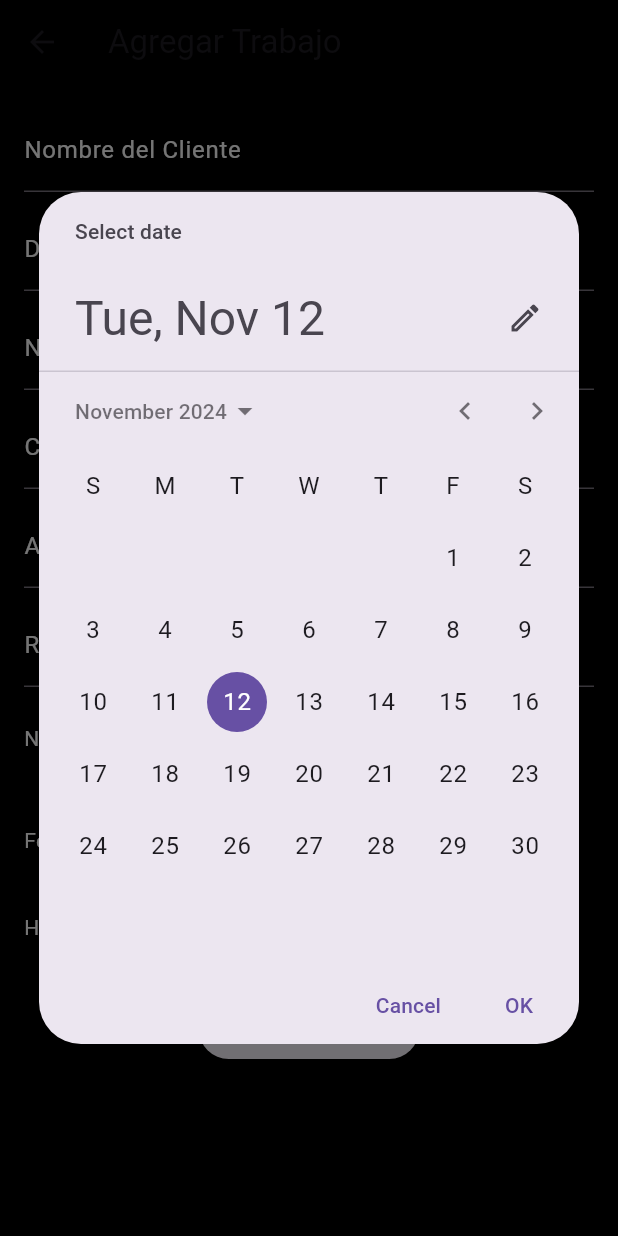
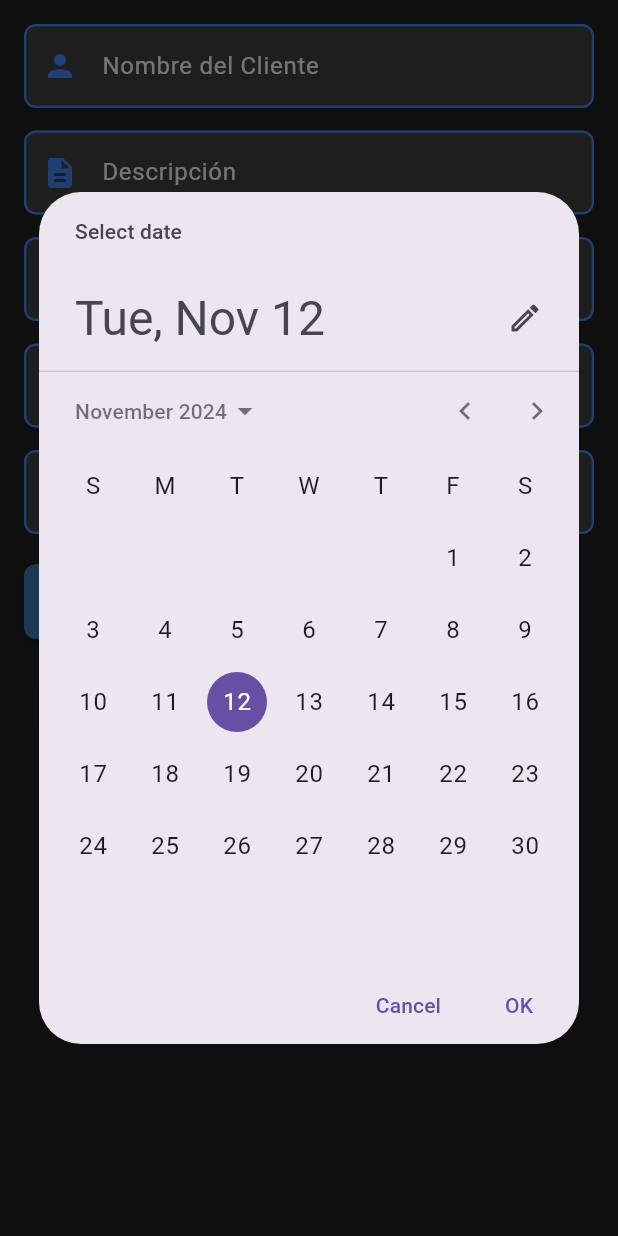
Before and after one commit to arlettearenas/watchwiz, a Flutter app: the AddEventScreen screen opened directly, after a tap on "Seleccionar fecha", on a phone screen of 412 x 824 dp. Run offline on Flutter 3.47's test engine with Material 3 defaults, Android fonts, the phone set to English and light mode, and no system bars; our stand-ins replace cloud_firestore, firebase_auth, firebase_core, image_picker, permission_handler, table_calendar; accounts and stored records are empty.

Commit message:
Arreglado estilos

```diff
--- a/lib/Login_Signup/Screen/add_event.dart
+++ b/lib/Login_Signup/Screen/add_event.dart
@@ -1,10 +1,9 @@
-import 'dart:io';
+// add_event_screen.dart
+import 'package:flutter/material.dart';
+import 'package:intl/intl.dart';
 
-import 'package:cloud_firestore/cloud_firestore.dart';
-import 'package:flutter/material.dart';
-import 'package:image_picker/image_picker.dart';
-import 'package:intl/intl.dart';
-import 'package:permission_handler/permission_handler.dart';
+import 'add_event_controller.dart';
+import 'add_event_styles.dart';
 
 class AddEventScreen extends StatefulWidget {
   const AddEventScreen({super.key});
@@ -14,185 +13,51 @@ class AddEventScreen extends StatefulWidget {
 }
 
 class _AddEventScreenState extends State<AddEventScreen> {
-  final TextEditingController _clientNameController = TextEditingController();
-  final TextEditingController _descriptionController = TextEditingController();
-  final TextEditingController _phoneNumberController = TextEditingController();
-  final TextEditingController _serviceCostController = TextEditingController();
-  final TextEditingController _advanceController = TextEditingController();
-  final TextEditingController _remainingController = TextEditingController();
-
-  File? _selectedImage;
-  DateTime? _selectedDate;
-  TimeOfDay? _selectedTime;
-
-  // Método para seleccionar la fecha
-  Future<void> _selectDate(BuildContext context) async {
-    final DateTime? picked = await showDatePicker(
-      context: context,
-      initialDate: DateTime.now(),
-      firstDate: DateTime(2020),
-      lastDate: DateTime(2030),
-    );
-    if (picked != null && picked != _selectedDate) {
-      setState(() {
-        _selectedDate = picked;
-      });
-    }
-  }
-
-  // Método para seleccionar la hora
-  Future<void> _selectTime(BuildContext context) async {
-    final TimeOfDay? picked = await showTimePicker(
-      context: context,
-      initialTime: TimeOfDay.now(),
-    );
-    if (picked != null && picked != _selectedTime) {
-      setState(() {
-        _selectedTime = picked;
-      });
-    }
-  }
-
-  // Método para seleccionar una imagen desde la galería
-  Future<void> _pickImage() async {
-    final picker = ImagePicker();
-    final pickedFile = await picker.pickImage(source: ImageSource.gallery);
-
-    if (pickedFile != null) {
-      setState(() {
-        _selectedImage = File(pickedFile.path);
-      });
-    } else {
-      // Opcional: Mostrar mensaje si no se seleccionó ninguna imagen
-      print('No se seleccionó ninguna imagen');
-    }
-  }
+  final AddEventController _controller = AddEventController();
 
   @override
   void initState() {
     super.initState();
-    _requestStoragePermission();
-  }
-
-  Future<void> _requestStoragePermission() async {
-    await Permission.photos.request();
-    await Permission.storage.request();
-  }
-
-  // Método para guardar el evento en Firestore
-  Future<void> _saveEvent() async {
-    if (_clientNameController.text.isEmpty || _selectedDate == null) {
-      ScaffoldMessenger.of(context).showSnackBar(
-        const SnackBar(
-            content: Text('El nombre del cliente y la fecha son obligatorios')),
-      );
-      return;
-    }
-
-    String formattedDate = DateFormat('yyyy-MM-dd').format(_selectedDate!);
-    String formattedTime = _selectedTime != null
-        ? _selectedTime!.format(context)
-        : 'Hora no especificada';
-
-    await FirebaseFirestore.instance.collection('trabajos').add({
-      'client_name': _clientNameController.text,
-      'description': _descriptionController.text,
-      'phone_number': _phoneNumberController.text,
-      'service_cost': int.tryParse(_serviceCostController.text) ?? 0,
-      'advance': int.tryParse(_advanceController.text) ?? 0,
-      'remaining': int.tryParse(_remainingController.text) ?? 0,
-      'photo_path':
-          _selectedImage?.path ?? '', // Ruta de la imagen en el dispositivo
-      'date': formattedDate,
-      'time': formattedTime,
-    });
-
-    Navigator.pop(context);
+    _controller.requestStoragePermission();
   }
 
   @override
   Widget build(BuildContext context) {
     return Scaffold(
-      appBar: AppBar(
-        title: const Text('Agregar Trabajo'),
-        backgroundColor: Colors.black,
-      ),
-      backgroundColor: Colors.black,
+      backgroundColor: darkBackground,
       body: Padding(
         padding: const EdgeInsets.all(16.0),
         child: SingleChildScrollView(
           child: Column(
             crossAxisAlignment: CrossAxisAlignment.start,
             children: [
-              TextField(
-                controller: _clientNameController,
-                decoration: const InputDecoration(
-                  labelText: 'Nombre del Cliente',
-                  labelStyle: TextStyle(color: Colors.white),
-                ),
-                style: const TextStyle(color: Colors.white),
-              ),
-              const SizedBox(height: 10),
-              TextField(
-                controller: _descriptionController,
-                decoration: const InputDecoration(
-                  labelText: 'Descripción',
-                  labelStyle: TextStyle(color: Colors.white),
-                ),
-                style: const TextStyle(color: Colors.white),
-              ),
-              const SizedBox(height: 10),
-              TextField(
-                controller: _phoneNumberController,
-                decoration: const InputDecoration(
-                  labelText: 'Número de Teléfono',
-                  labelStyle: TextStyle(color: Colors.white),
-                ),
-                style: const TextStyle(color: Colors.white),
-              ),
-              const SizedBox(height: 10),
-              TextField(
-                controller: _serviceCostController,
-                decoration: const InputDecoration(
-                  labelText: 'Costo del Servicio',
-                  labelStyle: TextStyle(color: Colors.white),
-                ),
-                style: const TextStyle(color: Colors.white),
-                keyboardType: TextInputType.number,
-              ),
-              const SizedBox(height: 10),
-              TextField(
-                controller: _advanceController,
-                decoration: const InputDecoration(
-                  labelText: 'Adelanto',
-                  labelStyle: TextStyle(color: Colors.white),
-                ),
-                style: const TextStyle(color: Colors.white),
-                keyboardType: TextInputType.number,
-              ),
-              const SizedBox(height: 10),
-              TextField(
-                controller: _remainingController,
-                decoration: const InputDecoration(
-                  labelText: 'Restante',
-                  labelStyle: TextStyle(color: Colors.white),
-                ),
-                style: const TextStyle(color: Colors.white),
-                keyboardType: TextInputType.number,
-              ),
-              const SizedBox(height: 10),
+              _buildTextField(_controller.clientNameController,
+                  'Nombre del Cliente', Icons.person),
+              const SizedBox(height: 15),
+              _buildTextField(_controller.descriptionController, 'Descripción',
+                  Icons.description),
+              const SizedBox(height: 15),
+              _buildTextField(_controller.phoneNumberController,
+                  'Número de Teléfono', Icons.phone, TextInputType.phone),
+              const SizedBox(height: 15),
+              _buildTextField(
+                  _controller.serviceCostController,
+                  'Costo del Servicio',
+                  Icons.monetization_on,
+                  TextInputType.number),
+              const SizedBox(height: 15),
+              _buildTextField(_controller.advanceController, 'Adelanto',
+                  Icons.payment, TextInputType.number),
+              const SizedBox(height: 20),
               Row(
                 children: [
-                  _selectedImage != null
-                      ? Image.file(_selectedImage!, width: 100, height: 100)
-                      : const Text(
-                          'No se ha seleccionado',
-                          style: TextStyle(color: Colors.white),
-                        ),
-                  const SizedBox(width: 10),
                   ElevatedButton(
-                    onPressed: _pickImage,
-                    child: const Text('Galería'),
+                    onPressed: () async {
+                      await _controller.pickImage();
+                      setState(() {}); // Actualiza la imagen seleccionada
+                    },
+                    style: elevatedButtonStyle,
+                    child: const Icon(Icons.image, size: 50),
                   ),
                 ],
               ),
@@ -200,39 +65,29 @@ class _AddEventScreenState extends State<AddEventScreen> {
               Row(
                 children: [
                   Text(
-                    _selectedDate == null
-                        ? 'Fecha no seleccionada'
-                        : 'Fecha: ${DateFormat('yyyy-MM-dd').format(_selectedDate!)}',
-                    style: const TextStyle(color: Colors.white),
+                    _controller.selectedDate == null
+                        ? ''
+                        : DateFormat('yyyy-MM-dd')
+                            .format(_controller.selectedDate!),
+                    style: const TextStyle(color: Colors.white, fontSize: 16),
                   ),
                   const SizedBox(width: 10),
                   ElevatedButton(
-                    onPressed: () => _selectDate(context),
+                    onPressed: () async {
+                      await _controller.selectDate(context);
+                      setState(() {}); // Actualiza la fecha seleccionada
+                    },
+                    style: elevatedButtonStyle,
                     child: const Text('Seleccionar fecha'),
-                  ),
-                ],
-              ),
-              const SizedBox(height: 10),
-              Row(
-                children: [
-                  Text(
-                    _selectedTime == null
-                        ? 'Hora no seleccionada'
-                        : 'Hora: ${_selectedTime!.format(context)}',
-                    style: const TextStyle(color: Colors.white),
-                  ),
-                  const SizedBox(width: 10),
-                  ElevatedButton(
-                    onPressed: () => _selectTime(context),
-                    child: const Text('Seleccionar hora'),
                   ),
                 ],
               ),
               const SizedBox(height: 20),
               Center(
                 child: ElevatedButton(
-                  onPressed: _saveEvent,
-                  child: const Text('Guardar trabajo'),
+                  onPressed: () => _controller.saveEvent(context),
+                  style: elevatedButtonStyle,
+                  child: const Text('Crear'),
                 ),
               ),
             ],
@@ -241,4 +96,19 @@ class _AddEventScreenState extends State<AddEventScreen> {
       ),
     );
   }
+
+  // Widget para construir campos de texto personalizados
+  Widget _buildTextField(
+    TextEditingController controller,
+    String label,
+    IconData icon, [
+    TextInputType keyboardType = TextInputType.text,
+  ]) {
+    return TextField(
+      controller: controller,
+      keyboardType: keyboardType,
+      style: const TextStyle(color: Colors.white),
+      decoration: textFieldDecoration(label, icon),
+    );
+  }
 }
--- /dev/null
+++ b/lib/Login_Signup/Screen/add_event_controller.dart
@@ -0,0 +1,74 @@
+import 'dart:io';
+
+import 'package:cloud_firestore/cloud_firestore.dart';
+import 'package:flutter/material.dart';
+import 'package:image_picker/image_picker.dart';
+import 'package:intl/intl.dart';
+import 'package:permission_handler/permission_handler.dart';
+
+class AddEventController {
+  final TextEditingController clientNameController = TextEditingController();
+  final TextEditingController descriptionController = TextEditingController();
+  final TextEditingController phoneNumberController = TextEditingController();
+  final TextEditingController serviceCostController = TextEditingController();
+  final TextEditingController advanceController = TextEditingController();
+  File? selectedImage;
+  DateTime? selectedDate;
+
+  // Selección de fecha
+  Future<void> selectDate(BuildContext context) async {
+    final DateTime? picked = await showDatePicker(
+      context: context,
+      initialDate: DateTime.now(),
+      firstDate: DateTime(2020),
+      lastDate: DateTime(2030),
+    );
+    if (picked != null) {
+      selectedDate = picked;
+    }
+  }
+
+  // Selección de imagen desde galería
+  Future<void> pickImage() async {
+    final picker = ImagePicker();
+    final pickedFile = await picker.pickImage(source: ImageSource.gallery);
+    if (pickedFile != null) {
+      selectedImage = File(pickedFile.path);
+    }
+  }
+
+  // Solicitud de permisos
+  Future<void> requestStoragePermission() async {
+    await Permission.photos.request();
+    await Permission.storage.request();
+  }
+
+  // Guardado de evento en Firestore
+  Future<void> saveEvent(BuildContext context) async {
+    if (clientNameController.text.isEmpty || selectedDate == null) {
+      ScaffoldMessenger.of(context).showSnackBar(
+        const SnackBar(
+            content: Text('El nombre del cliente y la fecha son obligatorios')),
+      );
+      return;
+    }
+
+    String formattedDate = DateFormat('yyyy-MM-dd').format(selectedDate!);
+    int serviceCost = int.tryParse(serviceCostController.text) ?? 0;
+    int advance = int.tryParse(advanceController.text) ?? 0;
+    int remaining = serviceCost - advance;
+
+    await FirebaseFirestore.instance.collection('trabajos').add({
+      'client_name': clientNameController.text,
+      'description': descriptionController.text,
+      'phone_number': phoneNumberController.text,
+      'service_cost': serviceCost,
+      'advance': advance,
+      'remaining': remaining,
+      'photo': selectedImage?.path ?? '',
+      'date': formattedDate,
+    });
+
+    Navigator.pop(context);
+  }
+}
--- /dev/null
+++ b/lib/Login_Signup/Screen/add_event_styles.dart
@@ -0,0 +1,27 @@
+import 'package:flutter/material.dart';
+
+final darkBackground = Colors.grey[900];
+final elevatedButtonStyle = ElevatedButton.styleFrom(
+  foregroundColor: Colors.white,
+  backgroundColor: const Color.fromARGB(255, 58, 121, 183),
+  padding: const EdgeInsets.symmetric(horizontal: 16),
+  shape: RoundedRectangleBorder(borderRadius: BorderRadius.circular(8)),
+);
+
+InputDecoration textFieldDecoration(String label, IconData icon) {
+  return InputDecoration(
+    labelText: label,
+    labelStyle: const TextStyle(color: Colors.white),
+    prefixIcon: Icon(icon, color: Colors.blueAccent),
+    filled: true,
+    fillColor: Colors.grey[800],
+    enabledBorder: OutlineInputBorder(
+      borderSide: const BorderSide(color: Colors.blueAccent, width: 1.5),
+      borderRadius: BorderRadius.circular(8),
+    ),
+    focusedBorder: OutlineInputBorder(
+      borderSide: const BorderSide(color: Colors.blueAccent, width: 2),
+      borderRadius: BorderRadius.circular(8),
+    ),
+  );
+}
--- a/lib/Login_Signup/Screen/utils.dart
+++ b/lib/Login_Signup/Screen/utils.dart
@@ -29,8 +29,8 @@ final _kEventSource = Map.fromIterable(List.generate(50, (index) => index),
         item % 4 + 1, (index) => Event('Event $item | ${index + 1}')))
   ..addAll({
     kToday: [
-      Event('Today\'s Event 1'),
-      Event('Today\'s Event 2'),
+      const Event('Today\'s Event 1'),
+      const Event('Today\'s Event 2'),
     ],
   });
 
```
Also changed, not shown: lib/Login_Signup/Screen/tablebasic.dart (+30 -9 lines), lib/Login_Signup/Screen/trabajos.dart (+8 -7 lines).
